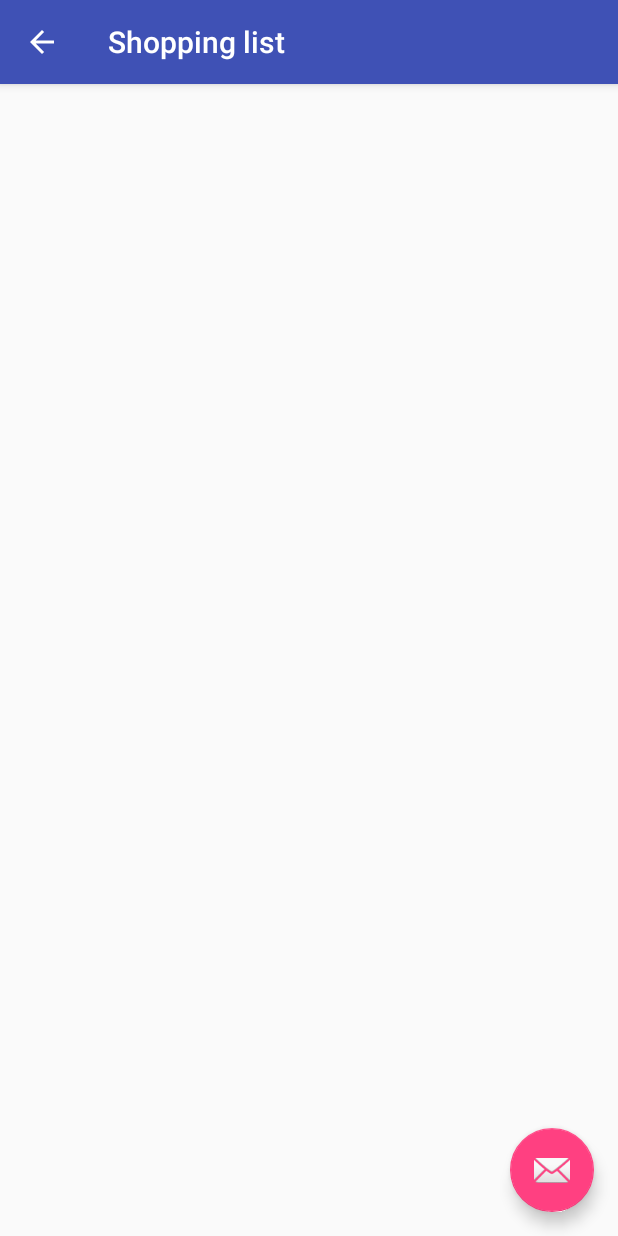
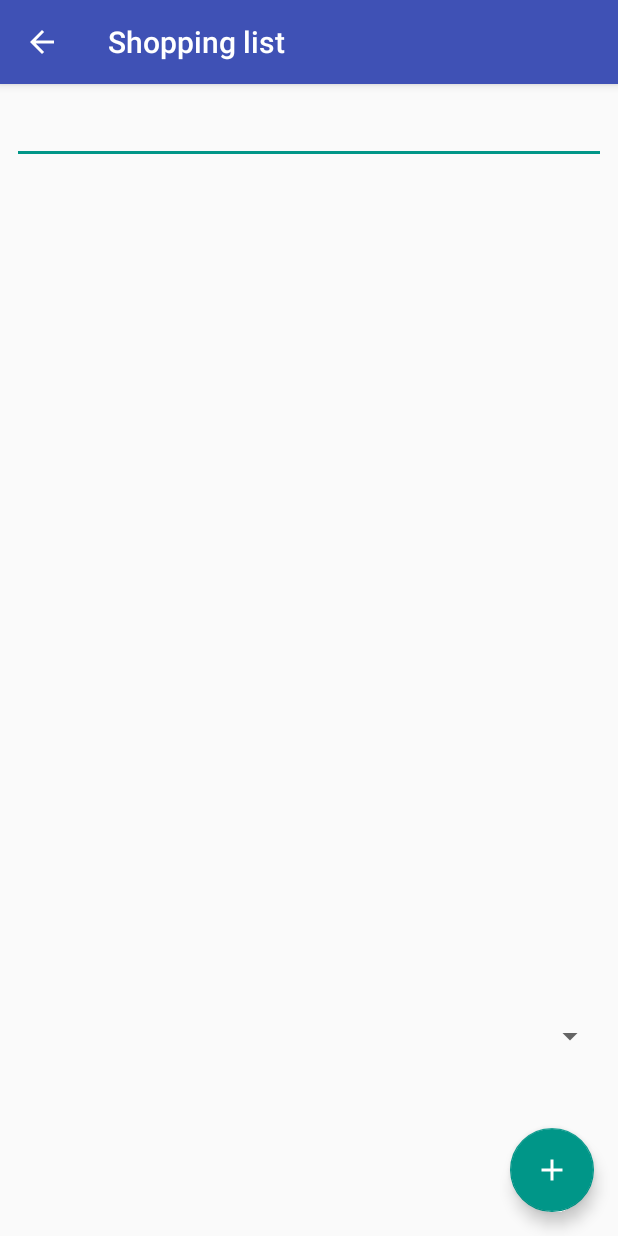
Before and after one commit to migellal/UdemyAndroid, an Android app: the screen it shows after launch (ShoppingListActivity), after a tap on "SHOPPING LIST", on a phone screen of 412 x 824 dp. Run offline under Robolectric (Android 15) with nearby library versions, the phone set to English and light mode, and no system bars; our stand-ins replace ButterKnife.

Commit message:
part 6 - shopping list

```diff
--- a/app/src/main/java/com/udemy/michalgellert/udemyandroid/MainActivity.java
+++ b/app/src/main/java/com/udemy/michalgellert/udemyandroid/MainActivity.java
@@ -1,27 +1,18 @@
 package com.udemy.michalgellert.udemyandroid;
 
 import android.content.Intent;
-import android.content.SharedPreferences;
 import android.os.Bundle;
-import android.support.design.widget.FloatingActionButton;
-import android.support.design.widget.Snackbar;
 import android.support.v7.app.AppCompatActivity;
 import android.support.v7.widget.Toolbar;
 import android.view.Menu;
 import android.view.MenuItem;
-import android.view.View;
 import android.widget.Button;
-import android.widget.Toast;
 
 import butterknife.BindView;
 import butterknife.ButterKnife;
 import butterknife.OnClick;
 
 public class MainActivity extends AppCompatActivity {
-
-    public final static String KEY = "MAGIC KEY";
-    public final static String SP = "PRIVATE STORAGE";
-    public final static String SP_KEY = "SHARED PREFERENCES KEY";
 
     @BindView(R.id.shoppingListButton)
     Button shoppingListButton;
@@ -38,7 +29,6 @@ public class MainActivity extends AppCompatActivity {
     @OnClick(R.id.shoppingListButton)
     void onClickShoppingList() {
         Intent intent = new Intent(this, ShoppingListActivity.class);
-        intent.putExtra(KEY, "Super tajna wiadomość");
         startActivity(intent);
     }
 
@@ -58,11 +48,6 @@ public class MainActivity extends AppCompatActivity {
 
         //noinspection SimplifiableIfStatement
         if (id == R.id.action_settings) {
-            SharedPreferences sp = getSharedPreferences(SP, MODE_PRIVATE);
-            String message = sp.getString(SP_KEY, null);
-            if(message!=null) {
-                Toast.makeText(this, message, Toast.LENGTH_LONG).show();
-            }
             return true;
         }
 
--- a/app/src/main/java/com/udemy/michalgellert/udemyandroid/ShoppingListActivity.java
+++ b/app/src/main/java/com/udemy/michalgellert/udemyandroid/ShoppingListActivity.java
@@ -1,44 +1,97 @@
 package com.udemy.michalgellert.udemyandroid;
 
-import android.content.Intent;
 import android.content.SharedPreferences;
 import android.os.Bundle;
 import android.support.design.widget.FloatingActionButton;
-import android.support.design.widget.Snackbar;
+import android.support.v4.util.ArraySet;
 import android.support.v7.app.AppCompatActivity;
 import android.support.v7.widget.Toolbar;
 import android.view.View;
-import android.widget.Toast;
+import android.widget.AdapterView;
+import android.widget.ArrayAdapter;
+import android.widget.EditText;
+import android.widget.ListView;
+import android.widget.Spinner;
 
-import static com.udemy.michalgellert.udemyandroid.MainActivity.SP;
-import static com.udemy.michalgellert.udemyandroid.MainActivity.SP_KEY;
+import java.util.ArrayList;
+import java.util.List;
+import java.util.Set;
+
+import butterknife.BindView;
+import butterknife.ButterKnife;
 
 public class ShoppingListActivity extends AppCompatActivity {
+
+    @BindView(R.id.itemName_ET)
+    EditText itemName;
+    @BindView(R.id.itemList)
+    ListView itemList;
+    @BindView(R.id.itemSpinner)
+    Spinner itemSpinner;
+    private List<String> listItems;
+    private List<String> spinnerItems;
+    private Set<String> listSetItems;
+    private Set<String> spinnerSetItems;
+    private static final String LIST_ITEMS_KEY = "LIST_ITEMS_KEY";
+    private static final String SPINNER_ITEMS_KEY = "SPINNER_ITEMS_KEY";
+    private static final String SHOPPING_LIST_KEY = "SHOPPING_LIST_KEY";
+    private ShoppingListAdapter listAdapter;
+    private ArrayAdapter<String> spinnerAdapter;
 
     @Override
     protected void onCreate(Bundle savedInstanceState) {
         super.onCreate(savedInstanceState);
         setContentView(R.layout.activity_shopping_list);
+        ButterKnife.bind(this);
         Toolbar toolbar = (Toolbar) findViewById(R.id.toolbar);
         setSupportActionBar(toolbar);
-
         FloatingActionButton fab = (FloatingActionButton) findViewById(R.id.fab);
         fab.setOnClickListener(new View.OnClickListener() {
             @Override
             public void onClick(View view) {
-                Snackbar.make(view, "Replace with your own action", Snackbar.LENGTH_LONG)
-                        .setAction("Action", null).show();
+                if (itemName.getText() != null && !itemName.getText().toString().trim().isEmpty() && listSetItems.add(itemName.getText().toString())) {
+                    listItems.add(itemName.getText().toString());
+                    itemName.setText("");
+                    listAdapter.notifyDataSetChanged();
+                }
             }
         });
         getSupportActionBar().setDisplayHomeAsUpEnabled(true);
+        SharedPreferences sp = getSharedPreferences(SHOPPING_LIST_KEY, MODE_PRIVATE);
+        listSetItems = sp.getStringSet(LIST_ITEMS_KEY, new ArraySet<String>());
+        spinnerSetItems = sp.getStringSet(SPINNER_ITEMS_KEY, new ArraySet<String>());
+        listItems = new ArrayList<>(listSetItems);
+        spinnerItems = new ArrayList<>(spinnerSetItems);
+        spinnerAdapter = new ArrayAdapter<>(this, android.R.layout.select_dialog_item, spinnerItems);
+        itemSpinner.setAdapter(spinnerAdapter);
+        itemSpinner.setOnItemSelectedListener(new AdapterView.OnItemSelectedListener() {
+            @Override
+            public void onItemSelected(AdapterView<?> parent, View view, int position, long id) {
+                if (!spinnerItems.get(position).equals("")) {
+                    itemName.setText("" + spinnerItems.get(position));
+                    spinnerItems.remove(position);
+                    spinnerAdapter.notifyDataSetChanged();
+                }
+            }
 
-        Intent intent = getIntent();
-        String message = intent.getStringExtra(MainActivity.KEY);
-        Toast.makeText(this, message, Toast.LENGTH_LONG).show();
+            @Override
+            public void onNothingSelected(AdapterView<?> parent) {
 
-        SharedPreferences.Editor editor = getSharedPreferences(SP, MODE_PRIVATE).edit();
-        editor.putString(SP_KEY, "Inna super tajna wiadomość");
-        editor.apply();
+            }
+        });
+        listAdapter = new ShoppingListAdapter(this, R.layout.row_shooping_list, listItems, spinnerAdapter, spinnerItems, itemSpinner);
+        itemList.setAdapter(listAdapter);
+    }
+
+    @Override
+    protected void onPause() {
+        super.onPause();
+        SharedPreferences.Editor editor = getSharedPreferences(SHOPPING_LIST_KEY, MODE_PRIVATE).edit();
+        listSetItems = new ArraySet<>(listItems);
+        spinnerSetItems = new ArraySet<>(spinnerItems);
+        editor.putStringSet(LIST_ITEMS_KEY, listSetItems);
+        editor.putStringSet(SPINNER_ITEMS_KEY, spinnerSetItems);
+        editor.commit();
     }
 
 }
--- /dev/null
+++ b/app/src/main/java/com/udemy/michalgellert/udemyandroid/ShoppingListAdapter.java
@@ -0,0 +1,66 @@
+package com.udemy.michalgellert.udemyandroid;
+
+import android.content.Context;
+import android.support.annotation.LayoutRes;
+import android.support.annotation.NonNull;
+import android.support.annotation.Nullable;
+import android.view.LayoutInflater;
+import android.view.View;
+import android.view.ViewGroup;
+import android.widget.ArrayAdapter;
+import android.widget.CheckBox;
+import android.widget.Spinner;
+import android.widget.TextView;
+
+import java.util.List;
+
+/**
+ * Created by michal.gellert on 18.10.2017.
+ */
+
+public class ShoppingListAdapter extends ArrayAdapter {
+    private List<String> objects;
+    private Context context;
+    private int resource;
+    ArrayAdapter<String> spinnerAdapter;
+    List<String> spinnerItems;
+    Spinner spinner;
+
+    public ShoppingListAdapter(@NonNull Context context, @LayoutRes int resource, @NonNull List<String> objects) {
+        super(context, resource, objects);
+        this.context = context;
+        this.resource = resource;
+        this.objects = objects;
+    }
+
+    public ShoppingListAdapter(@NonNull Context context, @LayoutRes int resource, @NonNull List<String> objects, ArrayAdapter<String> spinnerAdapter, List<String> spinnerItems, Spinner spinner) {
+        this(context, resource, objects);
+        this.spinnerAdapter = spinnerAdapter;
+        this.spinnerItems = spinnerItems;
+        this.spinner = spinner;
+    }
+
+    @NonNull
+    @Override
+    public View getView(final int position, @Nullable View convertView, @NonNull ViewGroup parent) {
+        LayoutInflater inflater = (LayoutInflater) context.getSystemService(Context.LAYOUT_INFLATER_SERVICE);
+        View rowView = inflater.inflate(R.layout.row_shooping_list, parent, false);
+        TextView name = rowView.findViewById(R.id.name_ET);
+        name.setText("" + objects.get(position));
+        CheckBox selected = rowView.findViewById(R.id.selected_CB);
+        selected.setOnClickListener(new View.OnClickListener() {
+            @Override
+            public void onClick(View v) {
+                spinnerItems.add(objects.get(position));
+                spinnerItems.remove("");
+                spinnerItems.add("");
+                spinner.setSelection(spinnerItems.indexOf(""));
+                spinnerAdapter.notifyDataSetChanged();
+                objects.remove(position);
+                ShoppingListAdapter.super.notifyDataSetChanged();
+            }
+        });
+        return rowView;
+    }
+
+}
--- a/app/src/main/res/layout/activity_shopping_list.xml
+++ b/app/src/main/res/layout/activity_shopping_list.xml
@@ -28,6 +28,6 @@
         android:layout_height="wrap_content"
         android:layout_gravity="bottom|end"
         android:layout_margin="@dimen/fab_margin"
-        app:srcCompat="@android:drawable/ic_dialog_email" />
+        app:srcCompat="@drawable/ic_add_white_48dp" />
 
 </android.support.design.widget.CoordinatorLayout>
--- a/app/src/main/res/layout/content_shopping_list.xml
+++ b/app/src/main/res/layout/content_shopping_list.xml
@@ -8,4 +8,49 @@
     tools:context="com.udemy.michalgellert.udemyandroid.ShoppingListActivity"
     tools:showIn="@layout/activity_shopping_list">
 
+    <EditText
+        android:id="@+id/itemName_ET"
+        android:layout_width="0dp"
+        android:layout_height="wrap_content"
+        android:layout_marginLeft="8dp"
+        android:layout_marginRight="8dp"
+        android:layout_marginTop="8dp"
+        android:ems="10"
+        android:inputType="textPersonName"
+        app:layout_constraintLeft_toLeftOf="parent"
+        app:layout_constraintRight_toRightOf="parent"
+        app:layout_constraintTop_toTopOf="parent" />
+
+    <ListView
+        android:id="@+id/itemList"
+        android:layout_width="0dp"
+        android:layout_height="0dp"
+        android:layout_marginLeft="8dp"
+        android:layout_marginRight="8dp"
+        android:layout_marginTop="8dp"
+        app:layout_constraintLeft_toLeftOf="parent"
+        app:layout_constraintRight_toRightOf="parent"
+        app:layout_constraintTop_toBottomOf="@+id/itemName_ET"
+        android:layout_marginBottom="8dp"
+        app:layout_constraintBottom_toTopOf="@+id/guideline2" />
+
+    <Spinner
+        android:id="@+id/itemSpinner"
+        android:layout_width="0dp"
+        android:layout_height="wrap_content"
+        android:layout_marginLeft="8dp"
+        android:layout_marginRight="8dp"
+        android:layout_marginTop="8dp"
+        android:spinnerMode="dialog"
+        app:layout_constraintLeft_toLeftOf="parent"
+        app:layout_constraintRight_toRightOf="parent"
+        app:layout_constraintTop_toTopOf="@+id/guideline2" />
+
+    <android.support.constraint.Guideline
+        android:layout_width="wrap_content"
+        android:layout_height="wrap_content"
+        android:id="@+id/guideline2"
+        android:orientation="horizontal"
+        app:layout_constraintGuide_percent="0.8" />
+
 </android.support.constraint.ConstraintLayout>
--- a/app/src/main/res/values/colors.xml
+++ b/app/src/main/res/values/colors.xml
@@ -2,5 +2,6 @@
 <resources>
     <color name="colorPrimary">#3F51B5</color>
     <color name="colorPrimaryDark">#303F9F</color>
-    <color name="colorAccent">#FF4081</color>
+    <color name="primaryLight">#C5CAE9</color>
+    <color name="colorAccent">#009688</color>
 </resources>
```
Also changed, not shown: app/src/main/res/layout/row_shooping_list.xml (added, +18 -0 lines), app/src/main/res/drawable-hdpi/ic_add_white_48dp.png (added), app/src/main/res/drawable-mdpi/ic_add_white_48dp.png (added), app/src/main/res/drawable-xhdpi/ic_add_white_48dp.png (added), app/src/main/res/drawable-xxhdpi/ic_add_white_48dp.png (added), app/src/main/res/drawable-xxxhdpi/ic_add_white_48dp.png (added).
